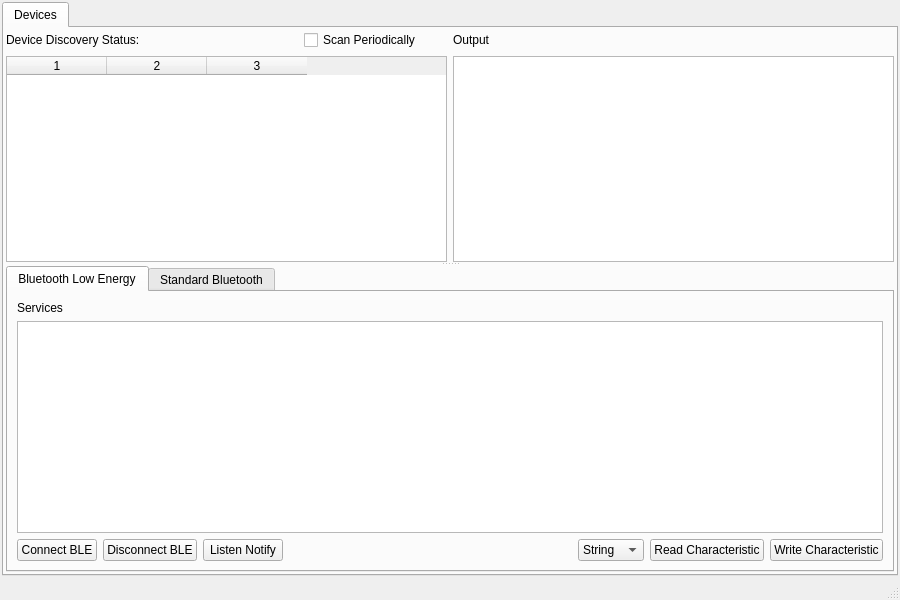
Qt form mainwindow.ui (vladimir-vakhter/ble-basestation-app) before a commit.
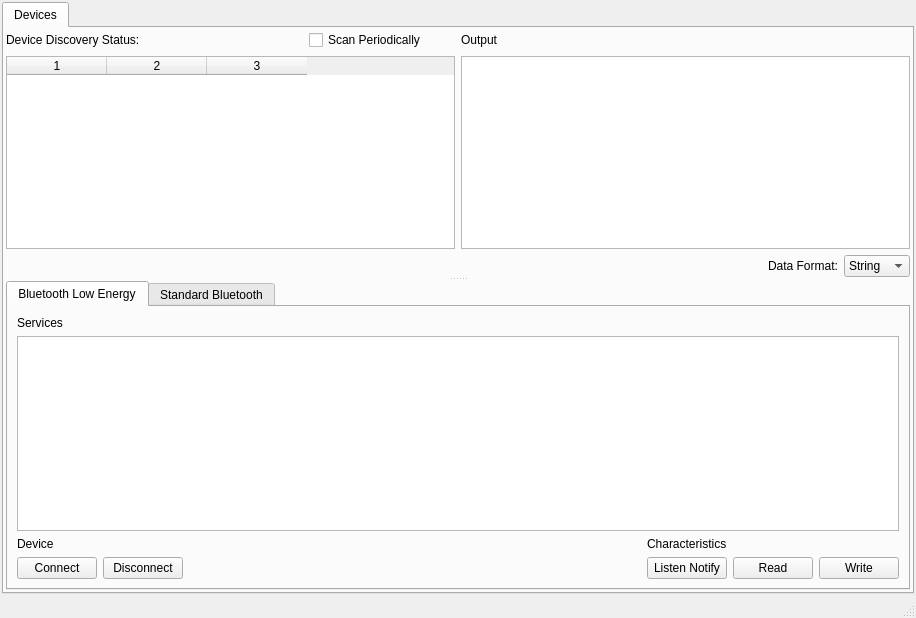
The same form after that commit.

Commit message: display raw bytes from ble notificy characteristics

Patch:
```diff
--- a/mainwindow.ui
+++ b/mainwindow.ui
@@ -6,8 +6,8 @@
    <rect>
     <x>0</x>
     <y>0</y>
-    <width>900</width>
-    <height>600</height>
+    <width>916</width>
+    <height>618</height>
    </rect>
   </property>
   <property name="windowTitle">
@@ -49,23 +49,88 @@
         <property name="bottomMargin">
          <number>2</number>
         </property>
-        <item row="0" column="0">
+        <item row="0" column="1">
          <widget class="QSplitter" name="splitter">
           <property name="orientation">
            <enum>Qt::Vertical</enum>
           </property>
           <widget class="QWidget" name="layoutWidget">
            <layout class="QGridLayout" name="gridLayout_5">
-            <item row="2" column="0">
-             <widget class="QTableWidget" name="devicesTableWidget">
-              <property name="columnCount">
-               <number>3</number>
+            <item row="0" column="1">
+             <widget class="QLabel" name="outputLabel">
+              <property name="text">
+               <string>Output</string>
               </property>
-              <column/>
-              <column/>
-              <column/>
              </widget>
             </item>
+            <item row="3" column="1">
+             <layout class="QHBoxLayout" name="horizontalLayout_5">
+              <item>
+               <spacer name="horizontalSpacer_3">
+                <property name="orientation">
+                 <enum>Qt::Horizontal</enum>
+                </property>
+                <property name="sizeHint" stdset="0">
+                 <size>
+                  <width>40</width>
+                  <height>20</height>
+                 </size>
+                </property>
+               </spacer>
+              </item>
+              <item>
+               <widget class="QLabel" name="label_2">
+                <property name="text">
+                 <string>Data Format:</string>
+                </property>
+               </widget>
+              </item>
+              <item>
+               <widget class="QComboBox" name="bleCharacteristicReadTypeComboBox">
+                <item>
+                 <property name="text">
+                  <string>String</string>
+                 </property>
+                </item>
+                <item>
+                 <property name="text">
+                  <string>Int8</string>
+                 </property>
+                </item>
+                <item>
+                 <property name="text">
+                  <string>Int16</string>
+                 </property>
+                </item>
+                <item>
+                 <property name="text">
+                  <string>Int32</string>
+                 </property>
+                </item>
+                <item>
+                 <property name="text">
+                  <string>UInt8</string>
+                 </property>
+                </item>
+                <item>
+                 <property name="text">
+                  <string>UInt16</string>
+                 </property>
+                </item>
+                <item>
+                 <property name="text">
+                  <string>UInt32</string>
+                 </property>
+                </item>
+                <item>
+                 <property name="text">
+                  <string>Hex</string>
+                 </property>
+                </item>
+               </widget>
+              </item>
+             </layout>
+            </item>
             <item row="0" column="0">
              <layout class="QGridLayout" name="gridLayout_3">
               <item row="0" column="0">
@@ -91,15 +156,34 @@
               </item>
              </layout>
             </item>
-            <item row="0" column="1">
-             <widget class="QLabel" name="outputLabel">
-              <property name="text">
-               <string>Output</string>
+            <item row="1" column="1">
+             <widget class="QPlainTextEdit" name="outputPlainTextEdit">
+              <property name="sizePolicy">
+               <sizepolicy hsizetype="Expanding" vsizetype="Minimum">
+                <horstretch>0</horstretch>
+                <verstretch>0</verstretch>
+               </sizepolicy>
+              </property>
+              <property name="readOnly">
+               <bool>true</bool>
               </property>
              </widget>
             </item>
-            <item row="2" column="1">
-             <widget class="QPlainTextEdit" name="outputPlainTextEdit"/>
+            <item row="1" column="0">
+             <widget class="QTableWidget" name="devicesTableWidget">
+              <property name="sizePolicy">
+               <sizepolicy hsizetype="Expanding" vsizetype="Expanding">
+                <horstretch>0</horstretch>
+                <verstretch>0</verstretch>
+               </sizepolicy>
+              </property>
+              <property name="columnCount">
+               <number>3</number>
+              </property>
+              <column/>
+              <column/>
+              <column/>
+             </widget>
             </item>
            </layout>
           </widget>
@@ -119,102 +203,6 @@
                </property>
               </widget>
              </item>
-             <item row="2" column="0" colspan="2">
-              <layout class="QGridLayout" name="gridLayout_14">
-               <item row="0" column="2">
-                <widget class="QPushButton" name="listenNotifyPushButton">
-                 <property name="text">
-                  <string>Listen Notify</string>
-                 </property>
-                </widget>
-               </item>
-               <item row="0" column="5">
-                <widget class="QPushButton" name="bleCharacteristicReadPushButton">
-                 <property name="text">
-                  <string>Read Characteristic</string>
-                 </property>
-                </widget>
-               </item>
-               <item row="0" column="0">
-                <widget class="QPushButton" name="bleConnectPushButton">
-                 <property name="text">
-                  <string>Connect BLE</string>
-                 </property>
-                </widget>
-               </item>
-               <item row="0" column="3">
-                <spacer name="horizontalSpacer">
-                 <property name="orientation">
-                  <enum>Qt::Horizontal</enum>
-                 </property>
-                 <property name="sizeHint" stdset="0">
-                  <size>
-                   <width>68</width>
-                   <height>20</height>
-                  </size>
-                 </property>
-                </spacer>
-               </item>
-               <item row="0" column="6">
-                <widget class="QPushButton" name="bleCharacteristicWritePushButton">
-                 <property name="text">
-                  <string>Write Characteristic</string>
-                 </property>
-                </widget>
-               </item>
-               <item row="0" column="1">
-                <widget class="QPushButton" name="bleDisconnectPushButton">
-                 <property name="text">
-                  <string>Disconnect BLE</string>
-                 </property>
-                </widget>
-               </item>
-               <item row="0" column="4">
-                <widget class="QComboBox" name="bleCharacteristicReadTypeComboBox">
-                 <item>
-                  <property name="text">
-                   <string>String</string>
-                  </property>
-                 </item>
-                 <item>
-                  <property name="text">
-                   <string>Int8</string>
-                  </property>
-                 </item>
-                 <item>
-                  <property name="text">
-                   <string>Int16</string>
-                  </property>
-                 </item>
-                 <item>
-                  <property name="text">
-                   <string>Int32</string>
-                  </property>
-                 </item>
-                 <item>
-                  <property name="text">
-                   <string>UInt8</string>
-                  </property>
-                 </item>
-                 <item>
-                  <property name="text">
-                   <string>UInt16</string>
-                  </property>
-                 </item>
-                 <item>
-                  <property name="text">
-                   <string>UInt32</string>
-                  </property>
-                 </item>
-                 <item>
-                  <property name="text">
-                   <string>Hex</string>
-                  </property>
-                 </item>
-                </widget>
-               </item>
-              </layout>
-             </item>
              <item row="1" column="0" colspan="2">
               <widget class="QTreeWidget" name="bleServicesTreeWidget">
                <attribute name="headerVisible">
@@ -227,6 +215,72 @@
                </column>
               </widget>
              </item>
+             <item row="2" column="0" colspan="2">
+              <layout class="QGridLayout" name="gridLayout_14">
+               <item row="1" column="6">
+                <widget class="QPushButton" name="bleCharacteristicWritePushButton">
+                 <property name="text">
+                  <string>Write</string>
+                 </property>
+                </widget>
+               </item>
+               <item row="1" column="0">
+                <widget class="QPushButton" name="bleConnectPushButton">
+                 <property name="text">
+                  <string>Connect</string>
+                 </property>
+                </widget>
+               </item>
+               <item row="1" column="1">
+                <widget class="QPushButton" name="bleDisconnectPushButton">
+                 <property name="text">
+                  <string>Disconnect</string>
+                 </property>
+                </widget>
+               </item>
+               <item row="1" column="3">
+                <spacer name="horizontalSpacer">
+                 <property name="orientation">
+                  <enum>Qt::Horizontal</enum>
+                 </property>
+                 <property name="sizeHint" stdset="0">
+                  <size>
+                   <width>68</width>
+                   <height>20</height>
+                  </size>
+                 </property>
+                </spacer>
+               </item>
+               <item row="1" column="5">
+                <widget class="QPushButton" name="bleCharacteristicReadPushButton">
+                 <property name="text">
+                  <string>Read</string>
+                 </property>
+                </widget>
+               </item>
+               <item row="0" column="0">
+                <widget class="QLabel" name="label_5">
+                 <property name="text">
+                  <string>Device</string>
+                 </property>
+                </widget>
+               </item>
+               <item row="1" column="4">
+                <widget class="QPushButton" name="listenNotifyPushButton">
+                 <property name="text">
+                  <string>Listen Notify</string>
+                 </property>
+                </widget>
+               </item>
+               <item row="0" column="4">
+                <widget class="QLabel" name="label_6">
+                 <property name="text">
+                  <string>Characteristics</string>
+                 </property>
+                </widget>
+               </item>
+              </layout>
+             </item>
             </layout>
            </widget>
            <widget class="QWidget" name="tab">
```
Left out of the diff: 2 changed lines with no effect on the pictures. The commit also changes 1 other file.
